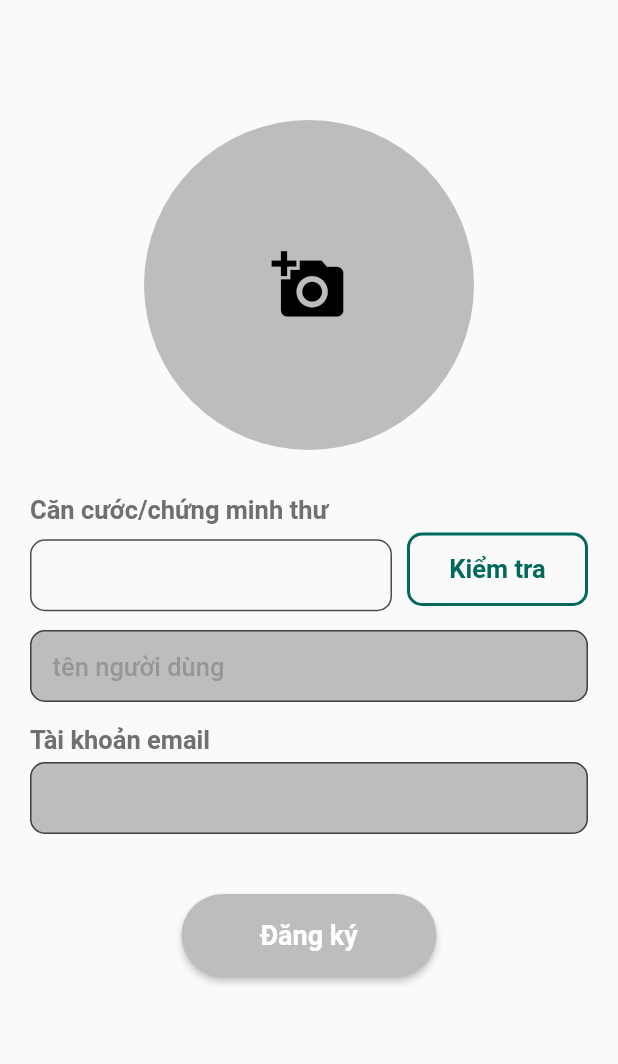
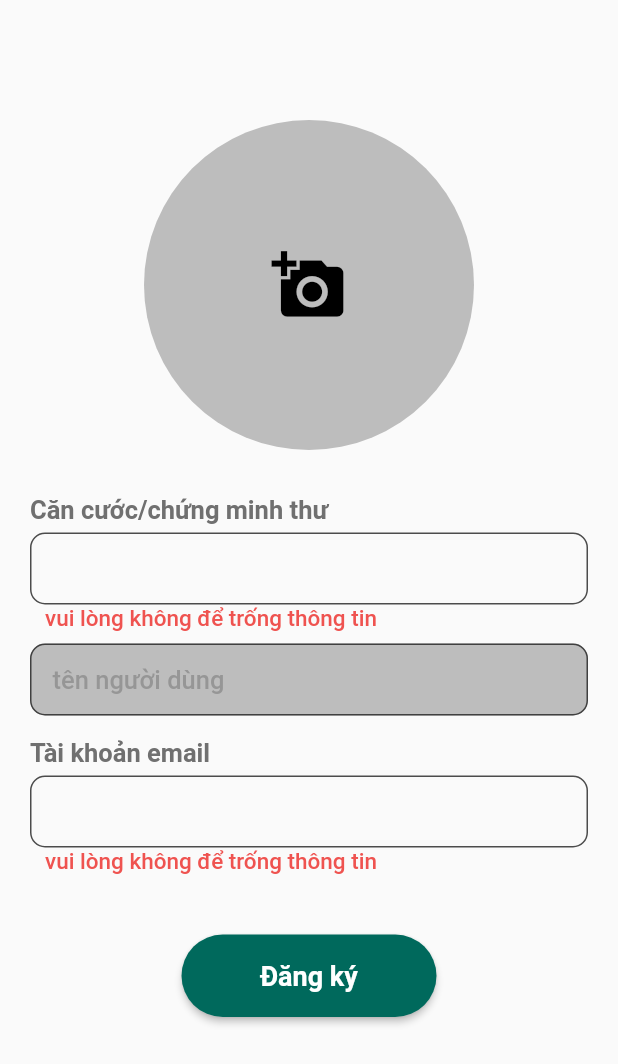
Before and after one commit to chinh-tao/boarding_group, a Flutter app: the RegisterView screen opened by its route, after a tap on "Đăng ký", on a phone screen of 412 x 824 dp. Shown: the top 1064 px of the screen. Run offline on Flutter 3.47's test engine with Material 2 defaults, Android fonts, the phone set to English and light mode, and no system bars; our stand-ins replace cached_network_image, connectivity_plus, device_info_plus, dio, firebase_core, firebase_storage and 3 more; missing offline and left inert: cross_scroll, dio_smart_retry; accounts and stored records are empty; network calls fail; Roboto replaces fonts that are missing (NotoSansJP); statements that could not run were skipped.

Commit message:
update project

```diff
--- a/lib/app/common/config.dart
+++ b/lib/app/common/config.dart
@@ -2,7 +2,8 @@ import 'package:flutter/material.dart';
 
 //192.168.19.91 (CT)
 //192.168.0.104 (LN)
-const kUrl = 'http://192.168.19.91:8000/mobi';
+const kApiUrlStaging = 'http://192.168.19.91:8000/mobi';
+const kApiUrlProduction = 'https://boarding-group.herokuapp.com/mobi';
 
 const kPrimaryColor = Color(0xff00695c);
 const kBodyText = Color(0xff707070);
@@ -23,7 +24,7 @@ const MSG_SYSTEM_HANDLE =
     'Lỗi trong quá trình xử lý hệ thống. Vui lòng khởi động lại ứng dụng...';
 const MSG_SAVE_FILE = 'Có một lỗi xảy ra trong quá trình lưu file.';
 const MSG_FORMAT_PASS =
-    'mật khẩu không đúng định dạng, mật khẩu chứa ít nhất:\n--> một chữ thường.\n--> một chữ hoa.\n--> một số bất kỳ.\n--> một kí tự.';
+    'Mật khẩu phải ký tự chữ và số bao gồm cả chữ hoa, chữ thường';
 const MSG_NOT_CONNECT =
     "Không có kết nối mạng, vui lòng khởi động lại ứng dụng sau khi kiểm tra kết nối.";
 const MSG_TIME_OUT =
--- a/lib/app/common/custom_interceptor.dart
+++ b/lib/app/common/custom_interceptor.dart
@@ -19,7 +19,7 @@ class CustomInterceptors extends Interceptor {
       Utils.messWarning(MSG_NOT_CONNECT);
       return;
     }
-    options.baseUrl = kUrl;
+    options.baseUrl = kApiUrlProduction;
     _log.i(
         'TYPE: Request,\nPATH: ${options.path},\nMETHOD: ${options.method},\nDATA: ${options.data}');
     super.onRequest(options, handler);
--- a/lib/app/modules/login/controllers/login_controller.dart
+++ b/lib/app/modules/login/controllers/login_controller.dart
@@ -4,7 +4,6 @@ import 'package:boarding_group/app/modules/auth/auth_controller.dart';
 import 'package:boarding_group/app/modules/forgot_pass/views/forgot_pass_view.dart';
 import 'package:boarding_group/app/routes/app_pages.dart';
 import 'package:boarding_group/app/utils/utils.dart';
-import 'package:boarding_group/app/widget/body/forgot_pass.dart';
 import 'package:flutter/material.dart';
 import 'package:get/get.dart';
 import 'package:logger/logger.dart';
--- a/lib/app/modules/register/controllers/register_controller.dart
+++ b/lib/app/modules/register/controllers/register_controller.dart
@@ -1,3 +1,4 @@
+import 'dart:async';
 import 'dart:io';
 
 import 'package:boarding_group/app/common/api.dart';
@@ -22,13 +23,13 @@ class RegisterController extends GetxController {
   final isLoading = false.obs;
   final isLoadUser = false.obs;
   final listError = ["", ""].obs;
-  final isEditText = true.obs;
 
   final _log = Logger();
   final fileImage = File("").obs;
   final AuthController authController = Get.find();
 
   String? _urlImage;
+  Timer? time;
 
   @override
   void onInit() {
@@ -47,12 +48,18 @@ class RegisterController extends GetxController {
     super.onClose();
   }
 
-  bool get validatorRegister {
+  bool get validator {
     var result = true;
     listError.value = ["", ""];
-    if (isEditText.value) {
+
+    if (inputCode.text.trim().isEmpty) {
+      listError[0] = "vui lòng không để trống thông tin";
       result = false;
-    } else if (inputEmail.text.trim().isEmpty) {
+    } else if (inputCode.text.trim().length < 12) {
+      listError[0] = "không khớp với định dạng";
+      result = false;
+    }
+    if (inputEmail.text.trim().isEmpty) {
       listError[1] = "vui lòng không để trống thông tin";
       result = false;
     } else if (!inputEmail.text.isEmail) {
@@ -63,24 +70,8 @@ class RegisterController extends GetxController {
     return result;
   }
 
-  bool get validatorCode {
-    var result = true;
-    listError.value = ["", ""];
-    if (isLoadUser.value) {
-      result = false;
-    } else if (inputCode.text.trim().isEmpty) {
-      listError[0] = "vui lòng không để trống thông tin";
-      result = false;
-    } else if (inputCode.text.trim().length < 12) {
-      listError[0] = "không khớp với định dạng";
-      result = false;
-    }
-    update();
-    return result;
-  }
-
   Future<void> submit() async {
-    if (!validatorRegister) return;
+    if (!validator) return;
     isLoading.value = true;
     update();
     if (fileImage.value.path != '') {
@@ -169,18 +160,24 @@ class RegisterController extends GetxController {
     update();
   }
 
-  Future<void> handleCheckUser() async {
-    if (!validatorCode) return;
-    final form = {"id": inputCode.text};
-    isLoadUser(true);
+  Future<void> handleCheckUser(String value) async {
+    final form = {"id": value};
+    //isLoadUser(true);
     final res = await api.post('/check-user', data: form);
-    isLoadUser(false);
+    //isLoadUser(false);
     if (res.statusCode == 200 && res.data['code'] == 0) {
-      isEditText.value = false;
       inputName.text = res.data['payload'].toString();
+    } else if (res.data['code'] == 400) {
+      inputName.clear();
     } else {
       Utils.messError(res.data['message']);
     }
     update();
   }
+
+  void handleChangeInputName(String value) {
+    time = Timer(const Duration(milliseconds: 200), () {
+      handleCheckUser(value);
+    });
+  }
 }
--- a/lib/app/modules/register/views/body/body_register.dart
+++ b/lib/app/modules/register/views/body/body_register.dart
@@ -22,13 +22,6 @@ class BodyRegister extends StatelessWidget {
     });
   }
 
-  Color? showBackgroundInput(bool value) {
-    if (value) {
-      return kGreyColor400;
-    }
-    return null;
-  }
-
   @override
   Widget build(BuildContext context) {
     return SingleChildScrollView(
@@ -46,18 +39,8 @@ class BodyRegister extends StatelessWidget {
                     controller: _.inputCode,
                     title: 'Căn cước/chứng minh thư',
                     keyboardType: TextInputType.number,
-                    maxLength: 12,
+                    onChanged: (value) => _.handleChangeInputName(value),
                     inputFormatters: [FilteringTextInputFormatter.digitsOnly],
-                    button: Padding(
-                      padding: const EdgeInsets.only(bottom: 8),
-                      child: SecondOutlinedButton(
-                          title: 'Kiểm tra',
-                          sizeText: 17,
-                          isLoading: _.isLoadUser.value,
-                          height: 49,
-                          strokeWidth: 2.7,
-                          onPressed: () async => await _.handleCheckUser()),
-                    ),
                     err: _.listError[0],
                   ),
                   const SizedBox(height: 8),
@@ -72,9 +55,7 @@ class BodyRegister extends StatelessWidget {
                   const SizedBox(height: 15),
                   CustomInput(
                     controller: _.inputEmail,
-                    readOnly: _.isEditText.value,
                     title: 'Tài khoản email',
-                    background: showBackgroundInput(_.isEditText.value),
                     err: _.listError[1],
                   ),
                   const SizedBox(height: 40),
@@ -82,8 +63,7 @@ class BodyRegister extends StatelessWidget {
                       height: 55,
                       width: 170,
                       sizeContent: 18,
-                      colors:
-                          _.isEditText.value ? kGreyColor400 : kPrimaryColor,
+                      colors: kPrimaryColor,
                       isLoading: _.isLoading.value,
                       titleButton: "Đăng ký",
                       onPressed: () async => await _.submit()))
--- a/lib/app/widget/custom_input.dart
+++ b/lib/app/widget/custom_input.dart
@@ -19,7 +19,8 @@ class CustomInput extends StatelessWidget {
       this.readOnly = false,
       this.hintText = '',
       this.background,
-      this.button})
+      this.button,
+      this.onChanged})
       : super(key: key);
 
   final TextEditingController controller;
@@ -31,6 +32,7 @@ class CustomInput extends StatelessWidget {
   final bool obscureText, readOnly;
   final Widget? icons, button;
   final Function()? onPressed;
+  final Function(String)? onChanged;
 
   @override
   Widget build(BuildContext context) {
@@ -53,6 +55,7 @@ class CustomInput extends StatelessWidget {
                 keyboardType: keyboardType ?? TextInputType.visiblePassword,
                 obscureText: obscureText,
                 readOnly: readOnly,
+                onChanged: onChanged,
                 decoration: InputDecoration(
                     fillColor: background,
                     filled: background != null ? true : false,
```
Also changed, not shown: lib/app/model/user_model.dart (+4 -8 lines), lib/app/modules/auth/auth_controller.dart (+3 -4 lines), lib/app/modules/change_pass/controllers/change_pass_controller.dart (+5 -4 lines), 1 other file.
